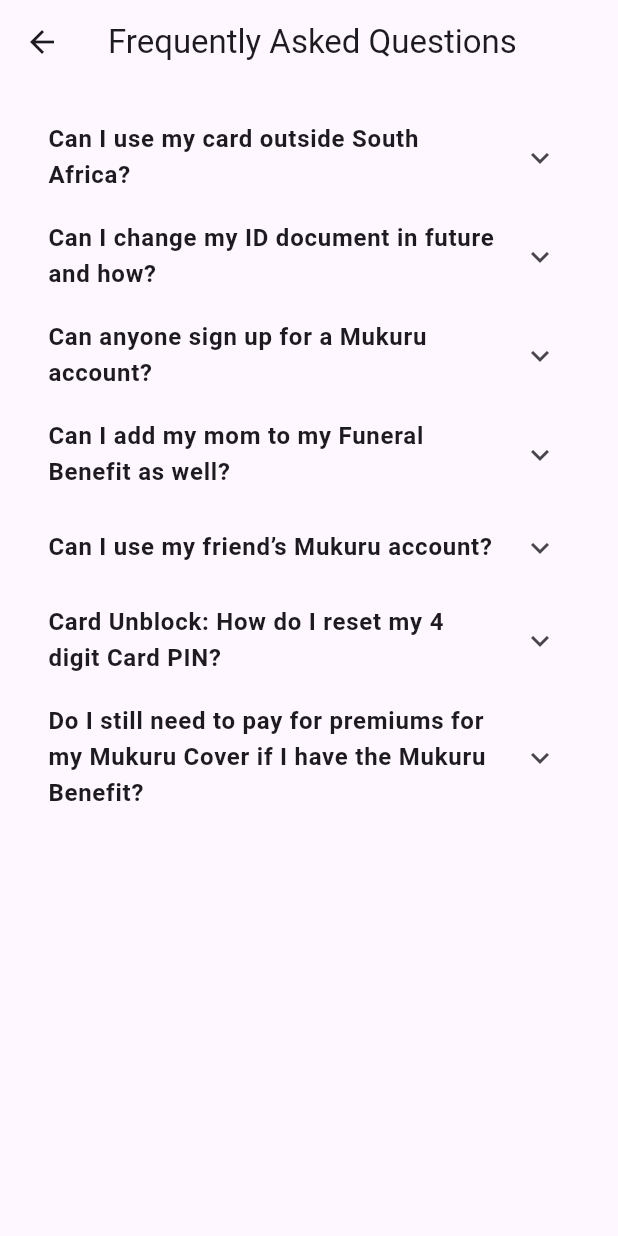
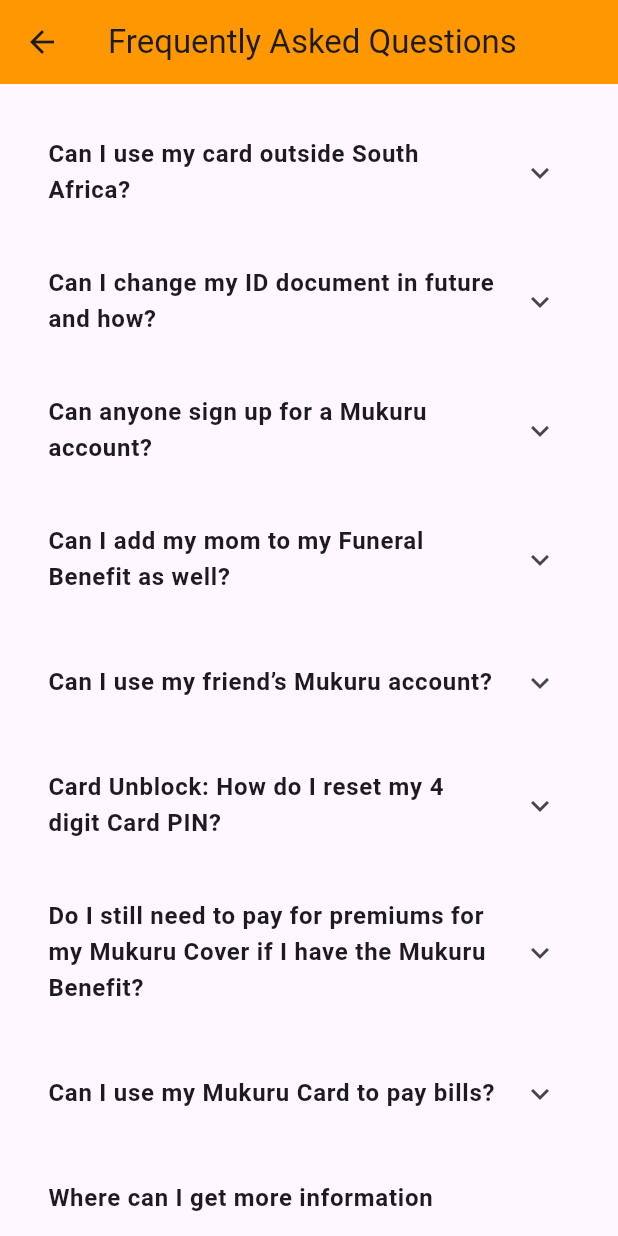
Before and after one commit to Karabosithole/SistersInTech, a Flutter app: the screen it shows after launch, after a tap on "FAQ", on a phone screen of 412 x 824 dp. Run offline on Flutter 3.47's test engine with Material 3 defaults, Android fonts, the phone set to English and light mode, and no system bars; our stand-ins replace flutter_typeahead; network calls fail.

Commit message:
added colour

```diff
--- a/mukuru_location_finder/lib/main.dart
+++ b/mukuru_location_finder/lib/main.dart
@@ -1,29 +1,28 @@
 import 'package:flutter/material.dart';
 import 'screens/welcome_screen.dart';
+import 'screens/location_finder_screen.dart';
 import 'screens/about_us_screen.dart';
 import 'screens/faq_screen.dart';
-import 'screens/location_finder_screen.dart';
+
 
 void main() {
-  runApp(const MyApp());
+  runApp(MyApp());
 }
 
 class MyApp extends StatelessWidget {
-  const MyApp({super.key});
-
   @override
   Widget build(BuildContext context) {
     return MaterialApp(
       title: 'Mukuru Location Finder',
       theme: ThemeData(
-        primarySwatch: Colors.blue, // Update with your theme colors
+        primarySwatch: Colors.orange,
       ),
       initialRoute: '/',
       routes: {
         '/': (context) => const WelcomeScreen(),
+        '/location-finder': (context) => const LocationFinderScreen(),
         '/about': (context) => const AboutUsScreen(),
         '/faq': (context) => const FAQScreen(),
-        '/location-finder': (context) => const LocationFinderScreen(),
       },
     );
   }
--- a/mukuru_location_finder/lib/screens/about_us_screen.dart
+++ b/mukuru_location_finder/lib/screens/about_us_screen.dart
@@ -7,13 +7,14 @@
   Widget build(BuildContext context) {
     return Scaffold(
       appBar: AppBar(
+        backgroundColor: Colors.orange,
         title: const Text('About Us'),
       ),
       body: Center(
         child: Column(
           mainAxisAlignment: MainAxisAlignment.center,
-          children: const <Widget>[
-            Text('Mukuru is a leading financial services provider...'),
+          children: <Widget>[
+            const Text('Mukuru is a leading financial services provider...'),
             // Add more details about the company.
           ],
         ),
--- a/mukuru_location_finder/lib/screens/faq_screen.dart
+++ b/mukuru_location_finder/lib/screens/faq_screen.dart
@@ -7,12 +7,13 @@
   Widget build(BuildContext context) {
     return Scaffold(
       appBar: AppBar(
+        backgroundColor: Colors.orange,
         title: const Text('Frequently Asked Questions'),
       ),
       body: Padding(
         padding: const EdgeInsets.all(16.0),
         child: ListView(
-          children: const <Widget>[
+          children: <Widget>[
             FAQItem(
               question: 'Can I use my card outside South Africa?',
               answer: 'Your Mukuru Card only works within South Africa and the online '
@@ -44,9 +45,17 @@
             ),
             FAQItem(
               question: 'Do I still need to pay for premiums for my Mukuru Cover if I have the Mukuru Benefit?',
-              answer: 'Yes, you will need to continue paying your premiums for the Mukuru Funeral Cover, as these are two separate policies.',
+              answer: 'Yes, you do. Mukuru’s Funeral Benefit is an added free benefit for the use of the Mukuru Card. If you want to be covered, you can sign up for Mukuru’s '
+                  'Funeral Cover which will ensure your family and yourself are fully covered in the event of an unexpected loss.',
             ),
-            // Additional FAQ items can be added here
+            FAQItem(
+              question: 'Can I use my Mukuru Card to pay bills?',
+              answer: 'Yes, Mukuru Card can be used to make payments for various services, such as utility bills, through a bank or online payment platform that accepts the card.',
+            ),
+            FAQItem(
+              question: 'Where can I get more information about Mukuru?',
+              answer: 'For more information, visit our website at www.mukuru.com or contact our customer support team.',
+            ),
           ],
         ),
       ),
@@ -58,24 +67,25 @@
   final String question;
   final String answer;
 
-  const FAQItem({required this.question, required this.answer});
+  const FAQItem({
+    required this.question,
+    required this.answer,
+    super.key,
+  });
 
   @override
   Widget build(BuildContext context) {
-    return ExpansionTile(
-      title: Text(
-        question,
-        style: const TextStyle(
-          fontWeight: FontWeight.bold,
-          fontSize: 16.0,
-        ),
+    return Padding(
+      padding: const EdgeInsets.symmetric(vertical: 10),
+      child: ExpansionTile(
+        title: Text(question, style: const TextStyle(fontWeight: FontWeight.bold)),
+        children: <Widget>[
+          Padding(
+            padding: const EdgeInsets.all(16.0),
+            child: Text(answer),
+          ),
+        ],
       ),
-      children: [
-        Padding(
-          padding: const EdgeInsets.symmetric(horizontal: 16.0, vertical: 8.0),
-          child: Text(answer),
-        ),
-      ],
     );
   }
 }
--- a/mukuru_location_finder/lib/screens/welcome_screen.dart
+++ b/mukuru_location_finder/lib/screens/welcome_screen.dart
@@ -7,31 +7,44 @@
   Widget build(BuildContext context) {
     return Scaffold(
       appBar: AppBar(
+        backgroundColor: Colors.orange,
         title: const Text('Welcome to Mukuru'),
       ),
       body: Center(
         child: Column(
           mainAxisAlignment: MainAxisAlignment.center,
           children: <Widget>[
-            const Text('Welcome to the Mukuru Location Finder App!'),
+            const Text(
+              'Welcome to the Mukuru Location Finder App!',
+              style: TextStyle(fontSize: 24),
+            ),
             const SizedBox(height: 20),
             ElevatedButton(
               onPressed: () {
                 Navigator.pushNamed(context, '/location-finder');
               },
               child: const Text('Find Payout Locations'),
+              style: ElevatedButton.styleFrom(
+                backgroundColor: Colors.orange,
+              ),
             ),
             ElevatedButton(
               onPressed: () {
                 Navigator.pushNamed(context, '/about');
               },
               child: const Text('About Us'),
+              style: ElevatedButton.styleFrom(
+                backgroundColor: Colors.orange,
+              ),
             ),
             ElevatedButton(
               onPressed: () {
                 Navigator.pushNamed(context, '/faq');
               },
               child: const Text('FAQ'),
+              style: ElevatedButton.styleFrom(
+                backgroundColor: Colors.orange,
+              ),
             ),
           ],
         ),
```
Also changed, not shown: mukuru_location_finder/lib/screens/location_finder_screen.dart (+24 -16 lines).
